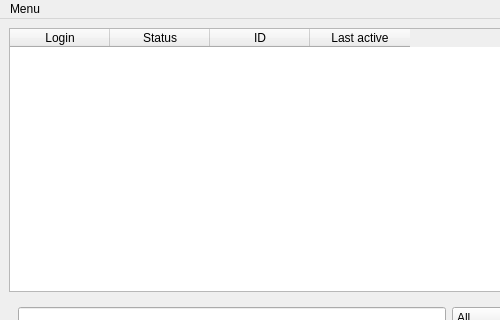
Qt form root/serverGUI/ui/MainWindowServer.ui (dimbo1324/messenger-cpp-r) before a commit; both pictures show x 0 to 500 and y 0 to 320 of the 800 by 686 pixel window.
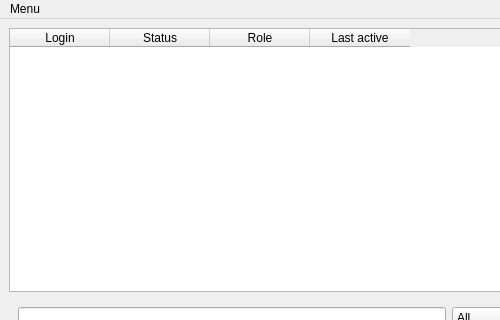
The same form after that commit.

Diff of the .ui file:
```diff
--- a/root/serverGUI/ui/MainWindowServer.ui
+++ b/root/serverGUI/ui/MainWindowServer.ui
@@ -40,7 +40,7 @@
         </column>
         <column>
          <property name="text">
-          <string>ID</string>
+          <string>Role</string>
          </property>
         </column>
         <column>
```
